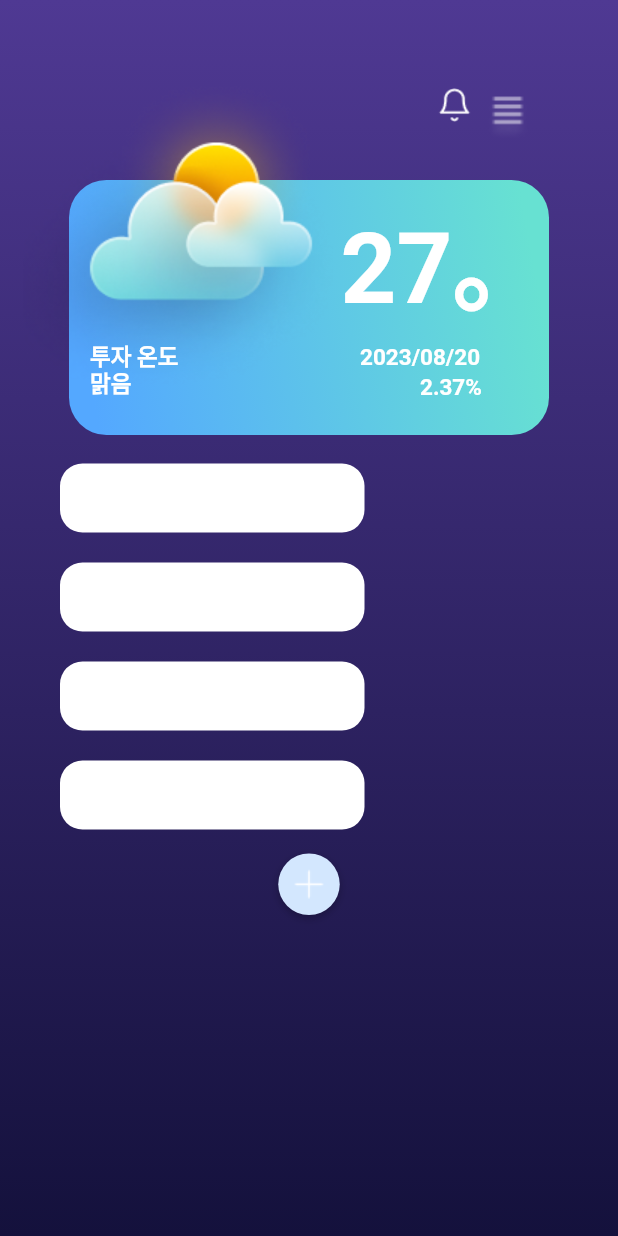
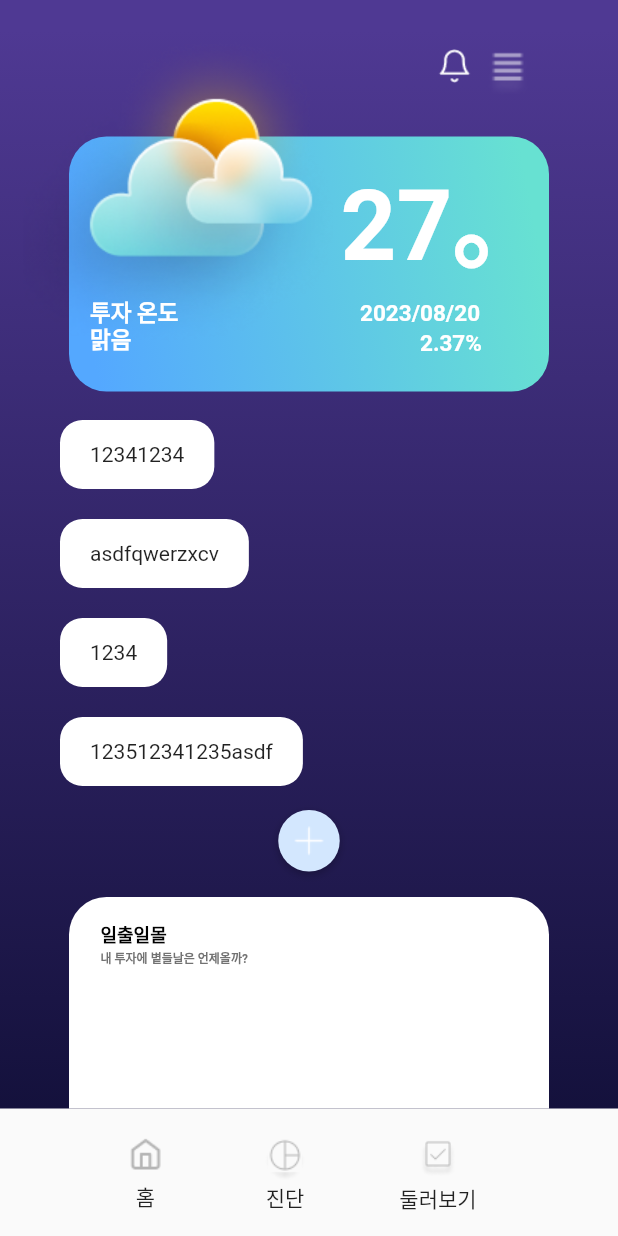
Before and after one commit to MZ-Robo/ROBO-Service, a Flutter app: the screen it shows after launch, on a phone screen of 412 x 824 dp. Run offline on Flutter 3.47's test engine with Material 2 defaults, Android fonts, the phone set to English and light mode, and no system bars; Roboto replaces fonts that are missing (Noto Sans KR, Pretendard, pretendard).

Commit message:
23-09-03 work - page.home

```diff
--- a/front/lib/home.dart
+++ b/front/lib/home.dart
@@ -2,6 +2,7 @@ import 'dart:math';
 
 import 'package:flutter/material.dart';
 import 'signup.dart';
+import 'package:front/lowbar.dart';
 
 class HomeScreen extends StatefulWidget {
   @override
@@ -9,15 +10,22 @@ class HomeScreen extends StatefulWidget {
 }
 
 class _HomeScreenState extends State<HomeScreen> {
-  Widget _whatIs() {
-    return Container(
-      width: 203,
+  final double lowbarHeight = 86;
+
+  Widget _whatIs(String text) {
+    return IntrinsicWidth(
+      child: Container(
         height: 46,
         margin: EdgeInsets.fromLTRB(40, 10, 0, 10),
+        padding: const EdgeInsets.symmetric(horizontal: 20),
         decoration: ShapeDecoration(
           color: Colors.white,
           shape: RoundedRectangleBorder(
             borderRadius: BorderRadius.circular(15),
+          ),
+        ),
+        child: Center(
+          child: Text(text),
         ),
       ),
     );
@@ -48,15 +56,191 @@ class _HomeScreenState extends State<HomeScreen> {
     );
   }
 
+  Widget _weather(String imgUrl, String temperature, String textTemperature,
+      String date, String percentage) {
+    return Container(
+      child: Stack(children: [
+        //날씨 background
+        Positioned(
+          child: Container(
+            child: Center(
+              child: Container(
+                margin: EdgeInsets.fromLTRB(0, 71, 0, 0),
+                width: 320,
+                height: 170,
+                decoration: ShapeDecoration(
+                  gradient: LinearGradient(
+                    begin: Alignment(0.94, -0.34),
+                    end: Alignment(-0.94, 0.34),
+                    colors: [Color(0xFF67E1D2), Color(0xFF54A8FF)],
+                  ),
+                  shape: RoundedRectangleBorder(
+                    borderRadius: BorderRadius.circular(25),
+                  ),
+                ),
+              ),
+            ),
+          ),
+        ),
+        //날씨 asset
+        Positioned(
+          child: Container(
+            margin: EdgeInsets.fromLTRB(15, 0, 0, 0),
+            child: Image.asset(
+              imgUrl,
+              fit: BoxFit.fill,
+            ),
+          ),
+        ),
+        //날씨 온도
+        Positioned(
+          child: Container(
+            margin: EdgeInsets.fromLTRB(227, 91, 0, 0),
+            child: Text(
+              temperature,
+              style: TextStyle(
+                color: Colors.white,
+                fontSize: 65,
+                // fontFamily: 'Inter',
+                fontWeight: FontWeight.w700,
+                height: 1.20,
+              ),
+            ),
+          ),
+        ),
+        //투자 날씨
+        Positioned(
+          child: Container(
+            margin: EdgeInsets.fromLTRB(60, 180, 0, 0),
+            child: Text(
+              textTemperature,
+              style: TextStyle(
+                color: Colors.white,
+                fontSize: 15,
+                fontFamily: 'pretendard',
+                fontWeight: FontWeight.w700,
+                height: 1.20,
+              ),
+            ),
+          ),
+        ),
+        //날짜
+        Positioned(
+          child: Container(
+            margin: EdgeInsets.fromLTRB(240, 180, 0, 0),
+            child: Text(
+              date,
+              style: TextStyle(
+                color: Colors.white,
+                fontSize: 15,
+                fontFamily: 'pretendard',
+                fontWeight: FontWeight.w600,
+                height: 1.20,
+              ),
+            ),
+          ),
+        ),
+        //상승률
+        Positioned(
+          child: Container(
+            margin: EdgeInsets.fromLTRB(280, 200, 0, 0),
+            child: Text(
+              percentage,
+              style: TextStyle(
+                color: Colors.white,
+                fontSize: 15,
+                fontFamily: 'pretendard',
+                fontWeight: FontWeight.w600,
+                height: 1.20,
+              ),
+            ),
+          ),
+        ),
+      ]),
+    );
+  }
+
+  Widget _SunriseSunset() {
+    return Center(
+      child: Container(
+        margin: EdgeInsets.fromLTRB(0, 578, 0, 0),
+        width: 320,
+        height: 237,
+        decoration: ShapeDecoration(
+          color: Colors.white,
+          shape: RoundedRectangleBorder(
+            borderRadius: BorderRadius.circular(25),
+          ),
+        ),
+        child: Stack(
+          children: [
+            Positioned(
+              child: Container(
+                margin: EdgeInsets.only(left: 21, top: 16),
+                child: Text(
+                  '일출일몰',
+                  textAlign: TextAlign.center,
+                  style: TextStyle(
+                    color: Colors.black,
+                    fontSize: 12,
+                    fontFamily: 'Pretendard',
+                    fontWeight: FontWeight.w600,
+                  ),
+                ),
+              ),
+            ),
+            Positioned(
+              child: Container(
+                margin: EdgeInsets.only(left: 21, top: 35),
+                child: Text(
+                  '내 투자에 볕들날은 언제올까?',
+                  style: TextStyle(
+                    color: Color(0xFF727272),
+                    fontSize: 8,
+                    fontFamily: 'Pretendard',
+                    fontWeight: FontWeight.w600,
+                  ),
+                ),
+              ),
+            ),
+            Positioned(
+              child: Container(
+                margin: EdgeInsets.only(top: 198),
+                child: Center(
+                  child: Text(
+                    '투자 목표금액 40만원까지 40퍼센트 남았어요.',
+                    style: TextStyle(
+                      color: Color(0xFF727272),
+                      fontSize: 9,
+                      fontFamily: 'Pretendard',
+                      fontWeight: FontWeight.w600,
+                    ),
+                  ),
+                ),
+              ),
+            ),
+          ],
+        ),
+      ),
+    );
+  }
+
   @override
   Widget build(BuildContext context) {
     return MaterialApp(
       debugShowCheckedModeBanner: false,
       home: Scaffold(
-        body: Column(children: [
+        body: Column(
+          children: [
+            // topBar,
+            Container(
+              height: 20,
+              color: Color(0xFF4F3993),
+            ),
             Expanded(
               child: Container(
-            height: 1283,
+                // height: 1283,
+                // height: MediaQuery.of(context).size.height - lowbarHeight,
                 clipBehavior: Clip.antiAlias,
                 decoration: BoxDecoration(
                   gradient: LinearGradient(
@@ -68,14 +252,14 @@ class _HomeScreenState extends State<HomeScreen> {
                 child: SingleChildScrollView(
                   child: Column(
                     children: [
-                  const SizedBox(height: 49),
+                      // const SizedBox(height: 49),
                       Positioned(
                         child: Stack(
                           children: [
                             Container(
                               width: 24,
                               height: 24,
-                        margin: EdgeInsets.fromLTRB(291, 9, 0, 0),
+                              margin: EdgeInsets.fromLTRB(291, 12, 0, 0),
                               child: Image.asset(
                                 'assets/bell.png',
                                 fit: BoxFit.fill,
@@ -92,106 +276,10 @@ class _HomeScreenState extends State<HomeScreen> {
                                 color: Colors.white,
                               ),
                             ),
-                      //날씨 background
-                      Positioned(
-                        child: Container(
-                          child: Center(
-                            child: Container(
-                              margin: EdgeInsets.fromLTRB(0, 71, 0, 0),
-                              width: 320,
-                              height: 170,
-                              decoration: ShapeDecoration(
-                                gradient: LinearGradient(
-                                  begin: Alignment(0.94, -0.34),
-                                  end: Alignment(-0.94, 0.34),
-                                  colors: [
-                                    Color(0xFF67E1D2),
-                                    Color(0xFF54A8FF)
-                                  ],
-                                ),
-                                shape: RoundedRectangleBorder(
-                                  borderRadius: BorderRadius.circular(25),
-                                ),
-                              ),
-                            ),
-                          ),
-                        ),
-                      ),
-                      //날씨 asset
-                      Positioned(
-                        child: Container(
-                          margin: EdgeInsets.fromLTRB(15, 0, 0, 0),
-                          child: Image.asset(
-                            'assets/cloud.png',
-                            fit: BoxFit.fill,
-                          ),
-                        ),
-                      ),
-                      //날씨 온도
-                      Positioned(
-                        child: Container(
-                          margin: EdgeInsets.fromLTRB(227, 91, 0, 0),
-                          child: Text(
-                            '27。',
-                            style: TextStyle(
-                              color: Colors.white,
-                              fontSize: 65,
-                              // fontFamily: 'Inter',
-                              fontWeight: FontWeight.w700,
-                              height: 1.20,
-                            ),
-                          ),
-                        ),
-                      ),
-                      //투자 날씨
-                      Positioned(
-                        child: Container(
-                          margin: EdgeInsets.fromLTRB(60, 180, 0, 0),
-                          child: Text(
-                            '투자 온도 \n맑음',
-                            style: TextStyle(
-                              color: Colors.white,
-                              fontSize: 15,
-                              fontFamily: 'pretendard',
-                              fontWeight: FontWeight.w700,
-                              height: 1.20,
-                            ),
-                          ),
-                        ),
-                      ),
-                      //날짜
-                      Positioned(
-                        child: Container(
-                          margin: EdgeInsets.fromLTRB(240, 180, 0, 0),
-                          child: Text(
-                            '2023/08/20',
-                            style: TextStyle(
-                              color: Colors.white,
-                              fontSize: 15,
-                              fontFamily: 'pretendard',
-                              fontWeight: FontWeight.w600,
-                              height: 1.20,
-                            ),
-                          ),
-                        ),
-                      ),
-                      //상승률
-                      Positioned(
-                        child: Container(
-                          margin: EdgeInsets.fromLTRB(280, 200, 0, 0),
-                          child: Text(
-                            '2.37%',
-                            style: TextStyle(
-                              color: Colors.white,
-                              fontSize: 15,
-                              fontFamily: 'pretendard',
-                              fontWeight: FontWeight.w600,
-                              height: 1.20,
-                            ),
-                          ),
-                        ),
-                      ),
-
+                            //투자 온도
+                            _weather('assets/cloud.png', '27。', '투자 온도 \n맑음',
+                                '2023/08/20', '2.37%'),
+                            //투자온도 아래 항목들
                             Positioned(
                               child: Column(
                                 crossAxisAlignment: CrossAxisAlignment.start,
@@ -201,26 +289,42 @@ class _HomeScreenState extends State<HomeScreen> {
                                       margin: EdgeInsets.fromLTRB(0, 250, 0, 0),
                                     ),
                                   ),
-                            _whatIs(),
-                            _whatIs(),
-                            _whatIs(),
-                            _whatIs(),
+                                  _whatIs('12341234'),
+                                  _whatIs('asdfqwerzxcv'),
+                                  _whatIs('1234'),
+                                  _whatIs('123512341235asdf'),
                                 ],
                               ),
                             ),
+                            //추가 버튼
                             Positioned(
                               child: Container(
                                 margin: EdgeInsets.fromLTRB(0, 520, 0, 0),
                                 child: Center(child: _plusCircle()),
                               ),
                             ),
-                    ],
-                  )),
+                            _SunriseSunset(),
                           ],
                         ),
                       ),
-          ))
-        ]),
+                    ],
+                  ),
+                ),
+              ),
+            ),
+            // Container(
+            //   height: 85,
+            //   child: Row(
+            //     children: [
+            //       Container(),
+            //       Container(),
+            //       Container(),
+            //     ],
+            //   ),
+            // ),
+            LowBarUnit(),
+          ],
+        ),
       ),
     );
   }
--- /dev/null
+++ b/front/lib/lowbar.dart
@@ -0,0 +1,121 @@
+import 'package:flutter/material.dart';
+import 'package:front/home.dart';
+
+class LowBarUnit extends StatelessWidget {
+  @override
+  Widget build(BuildContext context) {
+    return Container(
+      height: 85,
+      child: Row(
+        children: [
+          SizedBox(width: 85),
+          SizedBox(
+              width: 24,
+              height: 52,
+              child: InkWell(
+                onTap: () {
+                  Navigator.push(
+                    context,
+                    MaterialPageRoute(builder: (context) => HomeScreen()),
+                  );
+                },
+                child: Column(children: [
+                  Container(height: 2),
+                  Positioned(
+                      child: Image.asset(
+                    'assets/home.png',
+                    width: 24,
+                    height: 24,
+                  )),
+                  Container(
+                    height: 6,
+                  ),
+                  Positioned(
+                    child: Text(
+                      '홈',
+                      style: TextStyle(
+                        // color: Color(0xFF4F3993),
+                        fontSize: 14,
+                        fontFamily: 'Noto Sans KR',
+                        fontWeight: FontWeight.w400,
+                      ),
+                    ),
+                  ),
+                ]),
+              )),
+          SizedBox(width: 65),
+          Container(
+            margin: EdgeInsets.only(top: 5),
+            width: 32,
+            height: 50,
+            child: InkWell(
+              onTap: () {
+                // Navigator.push(
+                //   context,
+                //   MaterialPageRoute(builder: (context) => HomeScreen()),
+                // );
+              },
+              child: Column(children: [
+                Positioned(
+                    child: Image.asset(
+                  'assets/diagnosis.png',
+                  width: 28,
+                  // height: 28,
+                )),
+                Positioned(
+                  child: Text(
+                    '진단',
+                    style: TextStyle(
+                      // color: Color(0xFF4F3993),
+                      fontSize: 14,
+                      fontFamily: 'Noto Sans KR',
+                      fontWeight: FontWeight.w400,
+                    ),
+                  ),
+                ),
+              ]),
+            ),
+          ),
+          SizedBox(width: 60),
+          SizedBox(
+            width: 52,
+            height: 55,
+            child: InkWell(
+              onTap: () {
+                // Navigator.push(
+                //   context,
+                //   MaterialPageRoute(builder: (context) => HomeScreen()),
+                // );
+              },
+              child: Column(children: [
+                Container(
+                  height: 5,
+                ),
+                Positioned(
+                    child: Image.asset(
+                  'assets/checkbox.png',
+                  width: 24,
+                  // height: 24,
+                )),
+                Container(
+                  height: 4,
+                ),
+                Positioned(
+                  child: Text(
+                    '둘러보기',
+                    style: TextStyle(
+                      // color: Color(0xFF4F3993),
+                      fontSize: 14,
+                      fontFamily: 'Noto Sans KR',
+                      fontWeight: FontWeight.w400,
+                    ),
+                  ),
+                ),
+              ]),
+            ),
+          ),
+        ],
+      ),
+    );
+  }
+}
--- a/front/pubspec.yaml
+++ b/front/pubspec.yaml
@@ -71,6 +71,8 @@ flutter:
     - assets/cloud.png
     - assets/plus.png
     - assets/check.png
+    - assets/checkbox.png
+    - assets/diagnosis.png
   # The following line ensures that the Material Icons font is
   # included with your application, so that you can use the icons in
   # the material Icons class.
```
Also changed, not shown: front/assets/checkbox.png (added), front/assets/diagnosis.png (added). Lines whose indentation alone changed are shown as unchanged.
